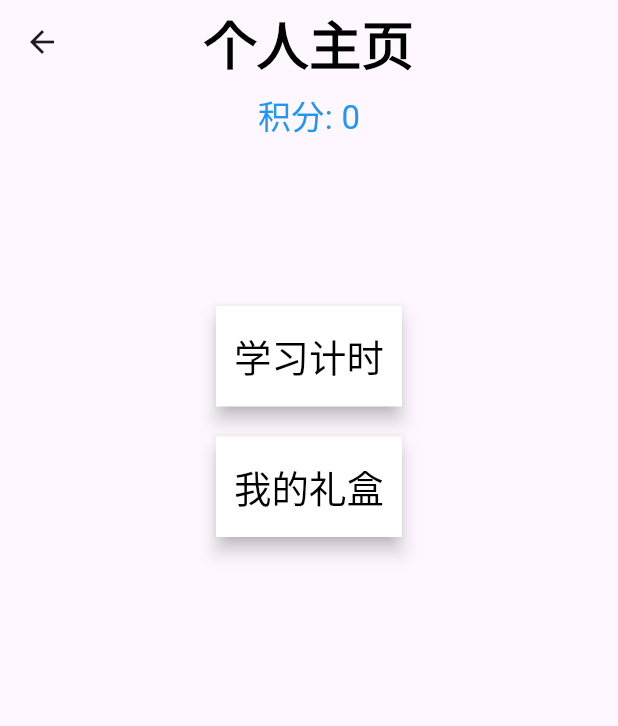
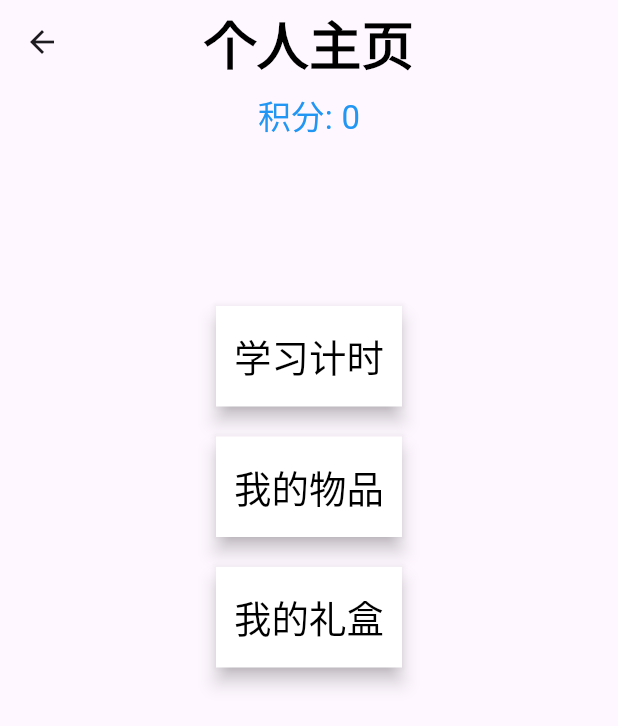
Before and after one commit to hunter-hongg/StudyPlatform, a Flutter app: the screen it shows after launch, after a tap on "个人主页", on a phone screen of 412 x 824 dp. Shown: the top 726 px of the screen. Run offline on Flutter 3.47's test engine with Material 3 defaults, Android fonts, the phone set to English and light mode, and no system bars; our stand-ins replace flutter_riverpod.

```diff
--- a/lib/app.dart
+++ b/lib/app.dart
@@ -1,6 +1,7 @@
 import 'package:flutter/material.dart';
 import 'package:flutter_riverpod/flutter_riverpod.dart';
 import 'package:study_platform/pages/own_page/lihe_page.dart';
+import 'package:study_platform/pages/own_page/thing_page/thing_page.dart';
 import 'package:study_platform/pages/own_page/time_page.dart';
 import 'pages/home_page.dart';
 import 'pages/own_page/own_page.dart';
@@ -22,6 +23,7 @@ class MyApp extends StatelessWidget {
           '/ownpage': (context) => OwnPage(),
           '/ownpage/timepage': (context) => TimePage(),
           '/ownpage/lihepage': (context) => LihePage(),
+          '/ownpage/thingpage': (context) => ThingPage(),
         },
       ),
     );
--- a/lib/pages/own_page/own_page.dart
+++ b/lib/pages/own_page/own_page.dart
@@ -30,6 +30,12 @@ class OwnPage extends ConsumerWidget {
             ),
             Simple.simpleSpace(),
             Simple.simpleClick(
+                func: () {
+                  Navigator.pushNamed(context, '/ownpage/thingpage');
+                },
+                show: "我的物品"),
+            Simple.simpleSpace(),
+            Simple.simpleClick(
               func: () {
                 Navigator.pushNamed(context, '/ownpage/lihepage');
               },
```
Also changed, not shown: lib/pages/own_page/thing_page/show_page.dart (added, +25 -0 lines), lib/pages/own_page/thing_page/thing_page.dart (added, +25 -0 lines), 2 other files.
